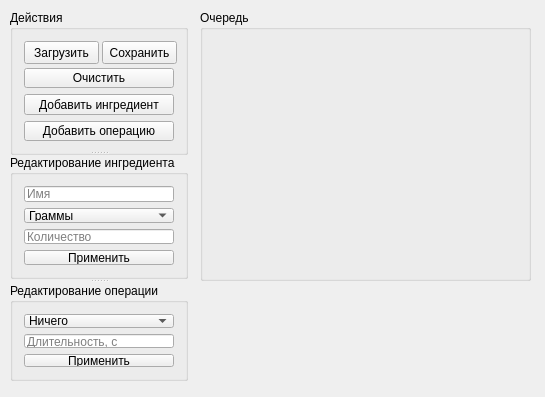
This is Project_1/QtGu_CookRobot/QtGu_CookRobot.ui in AsciiShell/hse_cs_and_programming as Qt 5 draws it before an edit. The edited form follows.
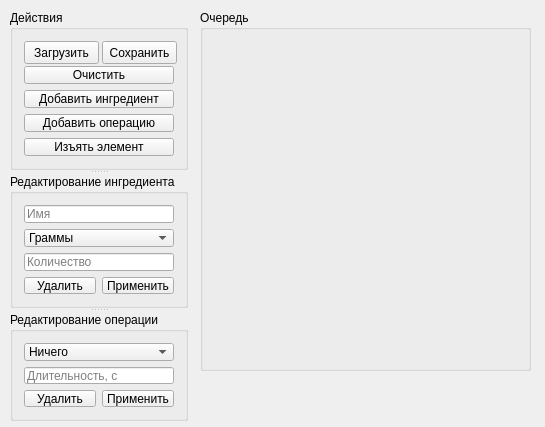
This is the edited form.

```diff
--- a/Project_1/QtGu_CookRobot/QtGu_CookRobot.ui
+++ b/Project_1/QtGu_CookRobot/QtGu_CookRobot.ui
@@ -7,13 +7,13 @@
     <x>0</x>
     <y>0</y>
     <width>545</width>
-    <height>397</height>
+    <height>427</height>
    </rect>
   </property>
   <property name="minimumSize">
    <size>
     <width>545</width>
-    <height>397</height>
+    <height>381</height>
    </size>
   </property>
   <property name="windowTitle">
@@ -26,7 +26,7 @@
       <x>200</x>
       <y>10</y>
       <width>331</width>
-      <height>271</height>
+      <height>361</height>
      </rect>
     </property>
     <property name="minimumSize">
@@ -48,21 +48,9 @@
       <x>10</x>
       <y>10</y>
       <width>178</width>
-      <height>371</height>
+      <height>411</height>
      </rect>
     </property>
-    <property name="sizePolicy">
-     <sizepolicy hsizetype="MinimumExpanding" vsizetype="Expanding">
-      <horstretch>0</horstretch>
-      <verstretch>0</verstretch>
-     </sizepolicy>
-    </property>
-    <property name="minimumSize">
-     <size>
-      <width>178</width>
-      <height>371</height>
-     </size>
-    </property>
     <property name="orientation">
      <enum>Qt::Vertical</enum>
     </property>
@@ -128,6 +116,13 @@
         </property>
        </widget>
       </item>
+      <item>
+       <widget class="QPushButton" name="pushButton_pop">
+        <property name="text">
+         <string>Изъять элемент</string>
+        </property>
+       </widget>
+      </item>
      </layout>
     </widget>
     <widget class="QGroupBox" name="groupBox_ingredient">
@@ -175,6 +170,15 @@
        </widget>
       </item>
       <item>
+       <layout class="QHBoxLayout" name="horizontalLayout_2">
+        <item>
+         <widget class="QPushButton" name="pushButton_ingredientDelete">
+          <property name="text">
+           <string>Удалить</string>
+          </property>
+         </widget>
+        </item>
+        <item>
        <widget class="QPushButton" name="pushButton_ingredientApply">
         <property name="text">
          <string>Применить</string>
@@ -182,6 +186,8 @@
        </widget>
       </item>
      </layout>
+      </item>
+     </layout>
     </widget>
     <widget class="QGroupBox" name="groupBox_operation">
      <property name="sizePolicy">
@@ -248,11 +254,22 @@
        </widget>
       </item>
       <item>
+       <layout class="QHBoxLayout" name="horizontalLayout_3">
+        <item>
+         <widget class="QPushButton" name="pushButton_operationDelete">
+          <property name="text">
+           <string>Удалить</string>
+          </property>
+         </widget>
+        </item>
+        <item>
        <widget class="QPushButton" name="pushButton_operationApply">
         <property name="text">
          <string>Применить</string>
         </property>
        </widget>
+        </item>
+       </layout>
       </item>
      </layout>
     </widget>
```
Lines whose indentation alone changed are shown as unchanged.
